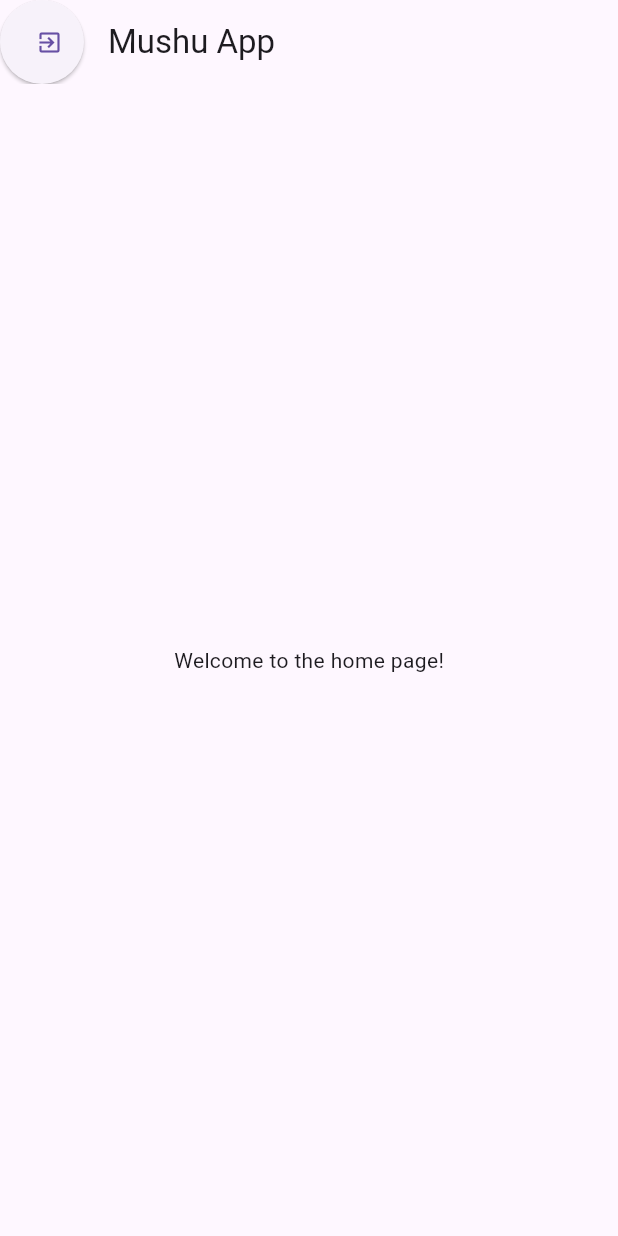
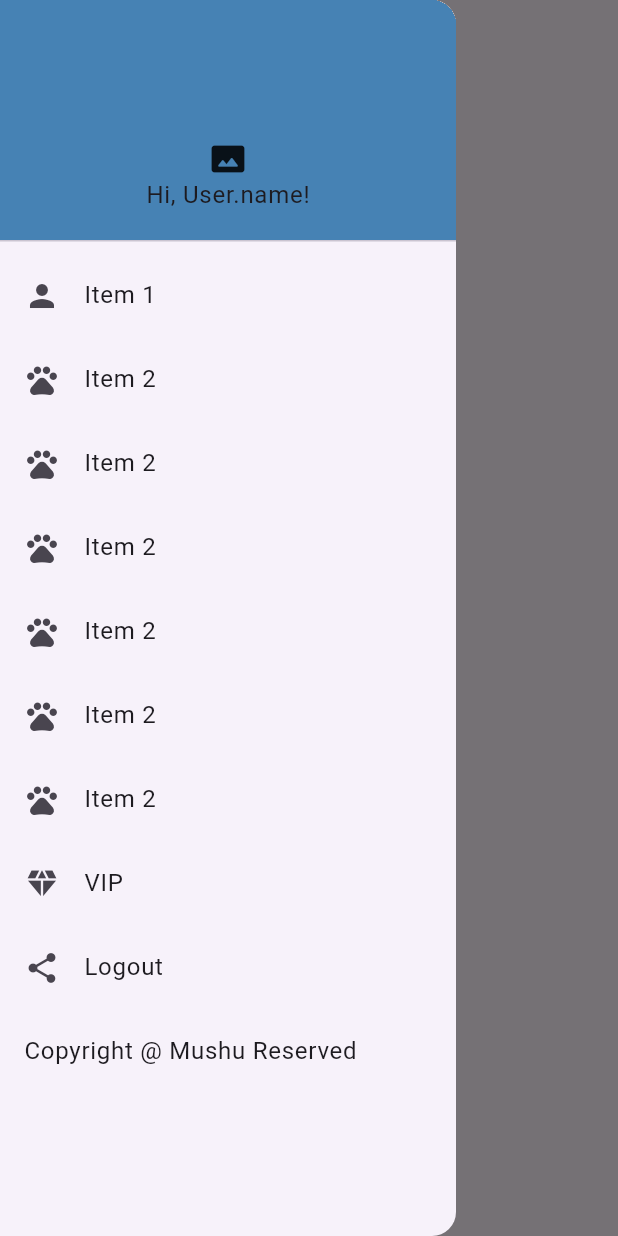
Before and after one commit to djag07907/mushu-app, a Flutter app: the HomeScreen screen opened by its route, with the side drawer open (before the commit the screen has no drawer), on a phone screen of 412 x 824 dp. Run offline on Flutter 3.47's test engine with Material 3 defaults, Android fonts, the phone set to English and light mode, and no system bars; our stand-ins replace bloc, cloud_firestore, firebase_auth, firebase_core, lottie; missing offline and left inert: onboarding; accounts and stored records are empty.

Commit message:
widget re-arrangements and modularity

```diff
--- /dev/null
+++ b/lib/commons/widgets/side_menu_bar.dart
@@ -0,0 +1,118 @@
+import 'package:flutter/material.dart';
+import 'package:mushu_app/resources/styles.dart';
+
+class SideMenuBar extends StatefulWidget {
+  const SideMenuBar({super.key});
+
+  @override
+  State<SideMenuBar> createState() => _SideMenuBarState();
+}
+
+class _SideMenuBarState extends State<SideMenuBar> {
+  @override
+  Widget build(BuildContext context) {
+    return Drawer(
+      child: ListView(
+        // Important: Remove any padding from the ListView.
+        padding: EdgeInsets.zero,
+        children: [
+          const DrawerHeader(
+            decoration: BoxDecoration(
+              color: darkBlue,
+            ),
+            child: Column(
+              mainAxisAlignment: MainAxisAlignment.end,
+              children: [
+                Icon(Icons.photo_size_select_actual_rounded),
+                Text('Hi, User.name!'),
+                SizedBox(
+                  height: 10.0,
+                )
+              ],
+            ),
+          ),
+          ListTile(
+            leading: const Icon(Icons.person),
+            title: const Text('Item 1'),
+            onTap: () {
+              // Update the state of the app.
+              // ...
+            },
+          ),
+          ListTile(
+            leading: const Icon(Icons.pets),
+            title: const Text('Item 2'),
+            onTap: () {
+              // Update the state of the app.
+              // ...
+            },
+          ),
+          ListTile(
+            leading: const Icon(Icons.pets),
+            title: const Text('Item 2'),
+            onTap: () {
+              // Update the state of the app.
+              // ...
+            },
+          ),
+          ListTile(
+            leading: const Icon(Icons.pets),
+            title: const Text('Item 2'),
+            onTap: () {
+              // Update the state of the app.
+              // ...
+            },
+          ),
+          ListTile(
+            leading: const Icon(Icons.pets),
+            title: const Text('Item 2'),
+            onTap: () {
+              // Update the state of the app.
+              // ...
+            },
+          ),
+          ListTile(
+            leading: const Icon(Icons.pets),
+            title: const Text('Item 2'),
+            onTap: () {
+              // Update the state of the app.
+              // ...
+            },
+          ),
+          ListTile(
+            leading: const Icon(Icons.pets),
+            title: const Text('Item 2'),
+            onTap: () {
+              // Update the state of the app.
+              // ...
+            },
+          ),
+          ListTile(
+            leading: const Icon(Icons.diamond),
+            title: const Text('VIP'),
+            onTap: () {
+              // Update the state of the app.
+              // ...
+            },
+          ),
+          ListTile(
+            leading: const Icon(Icons.share),
+            title: const Text('Logout'),
+            onTap: () {
+              // Update the state of the app.
+              // ...
+            },
+          ),
+          ListTile(
+            // leading: const Icon(Icons.),
+            title: const Text('Copyright @ Mushu Reserved'),
+            onTap: () {
+              // Update the state of the app.
+              // ...
+            },
+          ),
+        ],
+      ),
+    );
+  }
+}
--- a/lib/home/home_screen.dart
+++ b/lib/home/home_screen.dart
@@ -1,5 +1,10 @@
 import 'package:flutter/material.dart';
+import 'package:lottie/lottie.dart';
+import 'package:mushu_app/commons/widgets/side_menu_bar.dart';
+// import 'package:mushu_app/onboarding/onboarding_screen.dart';
 import 'package:mushu_app/resources/constants.dart';
+import 'package:mushu_app/resources/styles.dart';
+import 'package:onboarding/onboarding.dart';
 
 class HomeScreen extends StatefulWidget {
   const HomeScreen({super.key});
@@ -13,16 +18,18 @@ class _HomeScreenState extends State<HomeScreen> {
   Widget build(BuildContext context) {
     return Scaffold(
       appBar: AppBar(
-        leading: ElevatedButton(
-          onPressed: () {
-            Navigator.pushReplacementNamed(context, '/login');
-          },
-          child: const Icon(Icons.exit_to_app),
-        ),
+        // leading: ElevatedButton(
+        //   onPressed: () {
+        //     Navigator.pushReplacementNamed(context, '/login');
+        //   },
+        //   child: const Icon(Icons.exit_to_app),
+        // ),
         title: const Text(
           mushuAppName,
         ),
       ),
+      drawer: const SideMenuBar(),
+      // bottomNavigationBar:
       body: const Center(
         child: Text(
           'Welcome to the home page!',
--- a/pubspec.yaml
+++ b/pubspec.yaml
@@ -45,6 +45,7 @@ dependencies:
   image_picker: ^1.1.1
   provider: ^6.1.2
   flutter_bloc: ^8.1.5
+  onboarding: ^4.0.2
 
 dev_dependencies:
   flutter_test:
@@ -72,6 +73,7 @@ flutter:
     - assets/animations/dog_animation.json
     - assets/animations/paw_loading.json
     - assets/animations/confused_settings.json
+    - assets/animations/cat_loader.json
   #   - images/a_dot_ham.jpeg
 
   # An image asset can refer to one or more resolution-specific "variants", see
```
Also changed, not shown: lib/commons/widgets/bottom_navigation_bar.dart (added, +31 -0 lines), lib/login/widgets/login_form.dart (+13 -0 lines), lib/onboarding/onboarding_screen.dart (added, +64 -0 lines).
